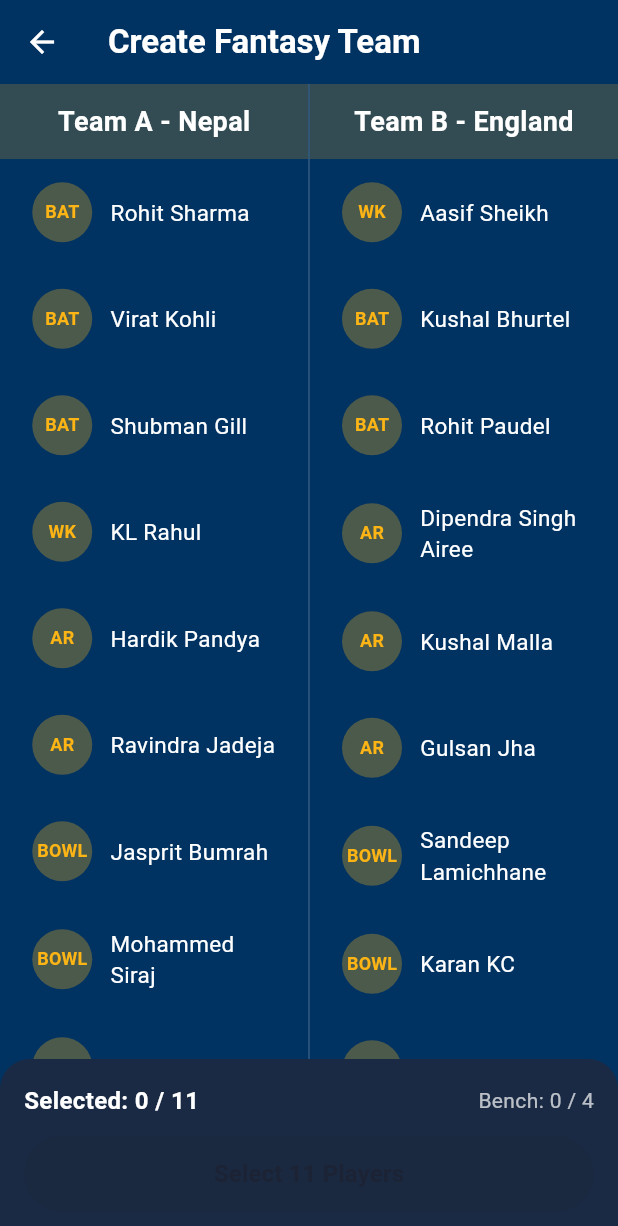
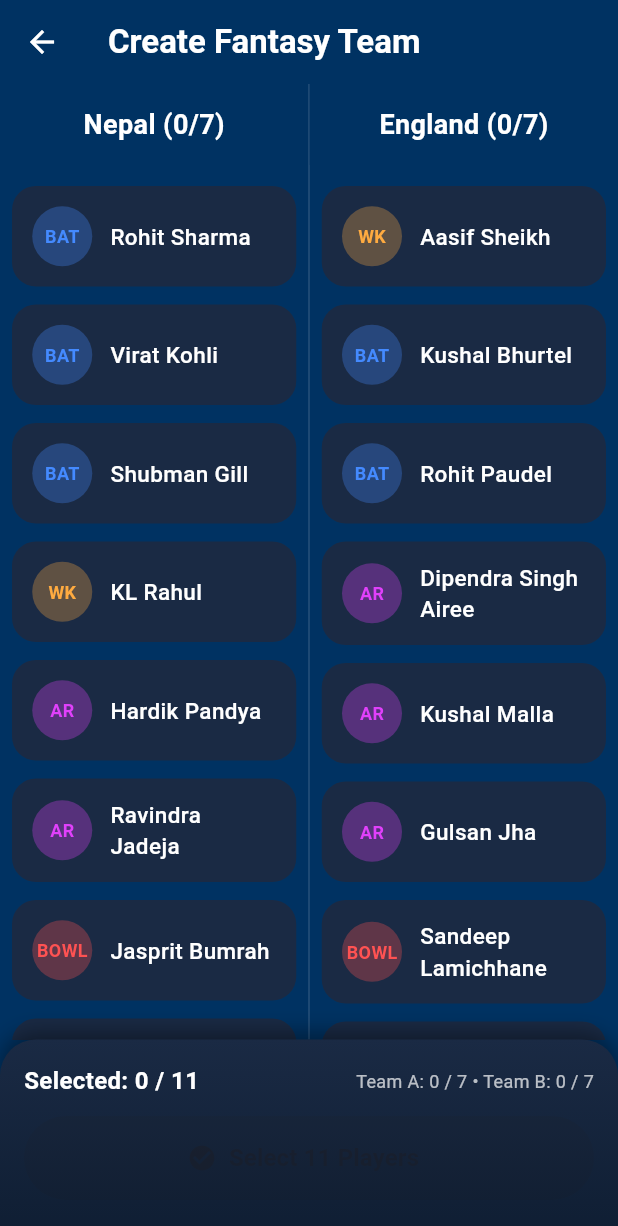
Before and after one commit to admin123KK/beyondfantasy5, a Flutter app: the FantasySelect screen opened directly, on a phone screen of 412 x 824 dp. Shown: the top 1226 px of the screen. Run offline on Flutter 3.47's test engine with Material 3 defaults, Android fonts, the phone set to English and light mode, and no system bars; our stand-ins replace shared_preferences; accounts and stored records are empty.

Commit message:
create fantasy team

```diff
--- a/lib/fantasyselection.dart
+++ b/lib/fantasyselection.dart
@@ -46,7 +46,11 @@ class _FantasySelectState extends State<FantasySelect> {
       teamA.where((p) => p['selected']).length +
       teamB.where((p) => p['selected']).length;
 
-  bool get canCreateTeam => selectedCount == 11;
+  int get teamASelected => teamA.where((p) => p['selected']).length;
+  int get teamBSelected => teamB.where((p) => p['selected']).length;
+
+  bool get canCreateTeam =>
+      selectedCount == 11 && teamASelected <= 7 && teamBSelected <= 7;
 
   void togglePlayer(int teamIndex, int playerIndex) {
     setState(() {
@@ -76,92 +80,67 @@ class _FantasySelectState extends State<FantasySelect> {
           'Create Fantasy Team',
           style: TextStyle(color: Colors.white, fontWeight: FontWeight.bold),
         ),
-        leading: InkWell(
-            onTap: () {
-              Navigator.pop(context);
-            },
-            child: const Icon(Icons.arrow_back, color: Colors.white)),
+        leading: IconButton(
+          icon: const Icon(Icons.arrow_back, color: Colors.white),
+          onPressed: () => Navigator.pop(context),
+        ),
       ),
       body: Column(
         children: [
+          // Team selection area
           Expanded(
             child: Row(
               children: [
+                // Team A (Left)
                 Expanded(
-                  child: Column(
-                    children: [
-                      Container(
-                        width: double.infinity,
-                        padding: const EdgeInsets.symmetric(vertical: 12),
-                        color: const Color(0xFFFDB515).withOpacity(0.2),
-                        child: const Center(
-                          child: Text(
-                            'Team A - Nepal',
-                            style: TextStyle(
-                              color: Colors.white,
-                              fontSize: 18,
-                              fontWeight: FontWeight.bold,
-                            ),
-                          ),
-                        ),
-                      ),
-                      Expanded(
-                        child: ListView.builder(
-                          itemCount: teamA.length,
-                          itemBuilder: (context, i) {
-                            final player = teamA[i];
-                            return _buildPlayerTile(player, i, 0);
-                          },
-                        ),
-                      ),
-                    ],
+                  child: _buildTeamColumn(
+                    team: teamA,
+                    teamName: 'Nepal',
+                    teamIndex: 0,
+                    accentColor: const Color(0xFF003262),
                   ),
                 ),
-                Container(
-                  width: 1,
-                  color: Colors.white.withOpacity(0.2),
-                ),
+
+                // Vertical divider
+                Container(width: 1, color: Colors.white.withOpacity(0.15)),
+
+                // Team B (Right)
                 Expanded(
-                  child: Column(
-                    children: [
-                      Container(
-                        width: double.infinity,
-                        padding: const EdgeInsets.symmetric(vertical: 12),
-                        color: const Color(0xFFFDB515).withOpacity(0.2),
-                        child: const Center(
-                          child: Text(
-                            'Team B - England',
-                            style: TextStyle(
-                              color: Colors.white,
-                              fontSize: 18,
-                              fontWeight: FontWeight.bold,
-                            ),
-                          ),
-                        ),
-                      ),
-                      Expanded(
-                        child: ListView.builder(
-                          itemCount: teamB.length,
-                          itemBuilder: (context, i) {
-                            final player = teamB[i];
-                            return _buildPlayerTile(player, i, 1);
-                          },
-                        ),
-                      ),
-                    ],
+                  child: _buildTeamColumn(
+                    team: teamB,
+                    teamName: 'England',
+                    teamIndex: 1,
+                    accentColor: const Color(0xFF003262),
                   ),
                 ),
               ],
             ),
           ),
+
+          // Bottom fixed bar
           Container(
-            padding: const EdgeInsets.all(16),
-            decoration: const BoxDecoration(
-              color: const Color(0xFF1A2A44),
+            padding: const EdgeInsets.fromLTRB(16, 16, 16, 24),
+            decoration: BoxDecoration(
+              gradient: LinearGradient(
+                begin: Alignment.topCenter,
+                end: Alignment.bottomCenter,
+                colors: [
+                  const Color(0xFF1A2A44),
+                  const Color(0xFF0F1E33),
+                ],
+              ),
               borderRadius:
-                  const BorderRadius.vertical(top: Radius.circular(20)),
+                  const BorderRadius.vertical(top: Radius.circular(24)),
+              boxShadow: [
+                BoxShadow(
+                  color: Colors.black.withOpacity(0.4),
+                  blurRadius: 12,
+                  offset: const Offset(0, -4),
+                ),
+              ],
             ),
             child: Column(
+              mainAxisSize: MainAxisSize.min,
               children: [
                 Row(
                   mainAxisAlignment: MainAxisAlignment.spaceBetween,
@@ -177,44 +156,45 @@ class _FantasySelectState extends State<FantasySelect> {
                       ),
                     ),
                     Text(
-                      'Bench: ${selectedCount > 11 ? selectedCount - 11 : 0} / 4',
-                      style: const TextStyle(
-                        color: Colors.white70,
-                        fontSize: 14,
-                      ),
+                      'Team A: $teamASelected / 7 • Team B: $teamBSelected / 7',
+                      style:
+                          const TextStyle(color: Colors.white70, fontSize: 12),
                     ),
                   ],
                 ),
                 const SizedBox(height: 12),
                 SizedBox(
                   width: double.infinity,
-                  child: ElevatedButton(
+                  height: 56,
+                  child: ElevatedButton.icon(
                     onPressed: canCreateTeam
                         ? () {
                             ScaffoldMessenger.of(context).showSnackBar(
                               const SnackBar(
-                                  content: Text('Team Created Successfully!')),
+                                content:
+                                    Text('Team Created! Ready to join contest'),
+                                backgroundColor: Colors.green,
+                              ),
                             );
+                            // TODO: Save team & navigate to contest
                           }
                         : null,
-                    style: ElevatedButton.styleFrom(
-                      backgroundColor:
-                          canCreateTeam ? const Color(0xFFFDB515) : Colors.grey,
-                      foregroundColor: Colors.black87,
-                      padding: const EdgeInsets.symmetric(vertical: 14),
-                      shape: RoundedRectangleBorder(
-                        borderRadius: BorderRadius.circular(30),
-                      ),
-                      elevation: 4,
-                    ),
-                    child: Text(
+                    icon: const Icon(Icons.check_circle, size: 20),
+                    label: Text(
                       canCreateTeam
-                          ? 'Create Team & Join Contest'
+                          ? 'Create Team & Join'
                           : 'Select 11 Players',
                       style: const TextStyle(
-                        fontSize: 16,
-                        fontWeight: FontWeight.bold,
-                      ),
+                          fontSize: 16, fontWeight: FontWeight.bold),
+                    ),
+                    style: ElevatedButton.styleFrom(
+                      backgroundColor: canCreateTeam
+                          ? const Color(0xFFFDB515)
+                          : Colors.grey[600],
+                      foregroundColor: Colors.black87,
+                      shape: RoundedRectangleBorder(
+                          borderRadius: BorderRadius.circular(30)),
+                      elevation: canCreateTeam ? 6 : 0,
                     ),
                   ),
                 ),
@@ -226,53 +206,141 @@ class _FantasySelectState extends State<FantasySelect> {
     );
   }
 
+  Widget _buildTeamColumn({
+    required List<Map<String, dynamic>> team,
+    required String teamName,
+    required int teamIndex,
+    required Color accentColor,
+  }) {
+    final selectedInTeam = team.where((p) => p['selected']).length;
+
+    return Column(
+      children: [
+        // Team Header
+        Container(
+          width: double.infinity,
+          padding: const EdgeInsets.symmetric(vertical: 14),
+          decoration: BoxDecoration(
+            gradient: LinearGradient(
+              colors: [
+                accentColor,
+                accentColor.withOpacity(0.7),
+              ],
+            ),
+          ),
+          child: Center(
+            child: Text(
+              '$teamName ($selectedInTeam/7)',
+              style: const TextStyle(
+                color: Colors.white,
+                fontSize: 18,
+                fontWeight: FontWeight.bold,
+              ),
+            ),
+          ),
+        ),
+
+        // Player List
+        Expanded(
+          child: ListView.builder(
+            padding: const EdgeInsets.all(8),
+            itemCount: team.length,
+            itemBuilder: (context, i) {
+              final player = team[i];
+              return _buildPlayerTile(player, i, teamIndex);
+            },
+          ),
+        ),
+      ],
+    );
+  }
+
   Widget _buildPlayerTile(
       Map<String, dynamic> player, int index, int teamIndex) {
     final isSelected = player['selected'] as bool;
+    final role = player['role'] as String;
+
+    Color roleColor;
+    switch (role) {
+      case 'BAT':
+        roleColor = Colors.blueAccent;
+        break;
+      case 'BOWL':
+        roleColor = Colors.redAccent;
+        break;
+      case 'AR':
+        roleColor = Colors.purpleAccent;
+        break;
+      case 'WK':
+        roleColor = Colors.orangeAccent;
+        break;
+      default:
+        roleColor = Colors.grey;
+    }
 
     return GestureDetector(
       onTap: () => togglePlayer(teamIndex, index),
-      child: Container(
-        margin: const EdgeInsets.symmetric(vertical: 4, horizontal: 8),
-        padding: const EdgeInsets.symmetric(vertical: 10, horizontal: 12),
+      child: AnimatedContainer(
+        duration: const Duration(milliseconds: 200),
+        margin: const EdgeInsets.symmetric(vertical: 6),
+        padding: const EdgeInsets.symmetric(vertical: 12, horizontal: 12),
         decoration: BoxDecoration(
           color: isSelected
-              ? const Color(0xFFFDB515).withOpacity(0.25)
-              : Colors.transparent,
-          borderRadius: BorderRadius.circular(12),
+              ? roleColor.withOpacity(0.25)
+              : const Color(0xFF1A2A44),
+          borderRadius: BorderRadius.circular(16),
           border: Border.all(
-            color: isSelected ? const Color(0xFFFDB515) : Colors.transparent,
+            color: isSelected ? roleColor : Colors.transparent,
             width: 1.5,
           ),
+          boxShadow: isSelected
+              ? [
+                  BoxShadow(
+                    color: roleColor.withOpacity(0.4),
+                    blurRadius: 8,
+                    spreadRadius: 2,
+                  ),
+                ]
+              : null,
         ),
         child: Row(
           children: [
-            CircleAvatar(
-              radius: 20,
-              backgroundColor: const Color(0xFFFDB515).withOpacity(0.3),
+            // Role Badge
+            Container(
+              width: 40,
+              height: 40,
+              decoration: BoxDecoration(
+                color: roleColor.withOpacity(0.3),
+                shape: BoxShape.circle,
+              ),
+              alignment: Alignment.center,
               child: Text(
-                player['role'],
-                style: const TextStyle(
-                  color: Color(0xFFFDB515),
+                role,
+                style: TextStyle(
+                  color: roleColor,
                   fontSize: 12,
                   fontWeight: FontWeight.bold,
                 ),
               ),
             ),
             const SizedBox(width: 12),
+
+            // Player Name
             Expanded(
               child: Text(
                 player['name'],
                 style: TextStyle(
-                  color: isSelected ? const Color(0xFFFDB515) : Colors.white,
+                  color: isSelected ? roleColor : Colors.white,
                   fontSize: 15,
-                  fontWeight: isSelected ? FontWeight.bold : FontWeight.normal,
+                  fontWeight: isSelected ? FontWeight.bold : FontWeight.w500,
                 ),
               ),
             ),
+
+            // Selection Indicator
             if (isSelected)
               const Icon(Icons.check_circle,
-                  color: Color(0xFFFDB515), size: 20),
+                  color: Color(0xFFFDB515), size: 24),
           ],
         ),
       ),
--- a/lib/proiflepage.dart
+++ b/lib/proiflepage.dart
@@ -1,6 +1,6 @@
 import 'dart:convert';
 
-import 'package:beyondfantasy/api.dart'; // Your ApiConstants file
+import 'package:beyondfantasy/api.dart';
 import 'package:beyondfantasy/loginpage.dart';
 import 'package:flutter/material.dart';
 import 'package:http/http.dart' as http;
@@ -124,7 +124,6 @@ class _ProfilePageState extends State<ProfilePage> {
         );
       }
 
-      // Clear token locally
       await prefs.remove('auth_token');
 
       ScaffoldMessenger.of(context).showSnackBar(
```
